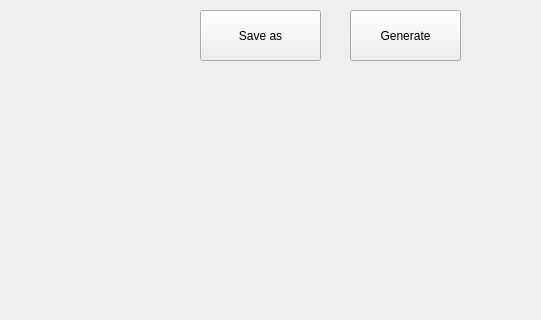
Above: UI/mainwindow.ui from makss4315/QRGenerator_diploma_ before the change; both pictures show x 130 to 671 and y 0 to 320 of the 800 by 600 pixel window. Below: the same form after it.
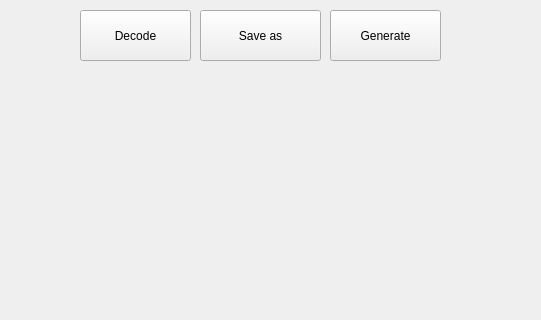
That is the form after the change. Icons and pictures are not drawn.

Commit message: -add QR decode -delete CMake in UI -marge all CMake includes in core CMakeList -add static window mode(and disable full screen function)

What changed in the file:
```diff
--- a/UI/mainwindow.ui
+++ b/UI/mainwindow.ui
@@ -30,7 +30,7 @@
    <widget class="QPushButton" name="generateButton">
     <property name="geometry">
      <rect>
-      <x>480</x>
+      <x>460</x>
       <y>10</y>
       <width>111</width>
       <height>51</height>
@@ -182,6 +182,19 @@
      </layout>
     </widget>
    </widget>
+   <widget class="QPushButton" name="decodeButton">
+    <property name="geometry">
+     <rect>
+      <x>210</x>
+      <y>10</y>
+      <width>111</width>
+      <height>51</height>
+     </rect>
+    </property>
+    <property name="text">
+     <string>Decode</string>
+    </property>
+   </widget>
   </widget>
   <widget class="QStatusBar" name="statusbar"/>
  </widget>
```
Left out of the diff: 2 changed lines with no effect on the pictures. The commit also changes 4 other files.
